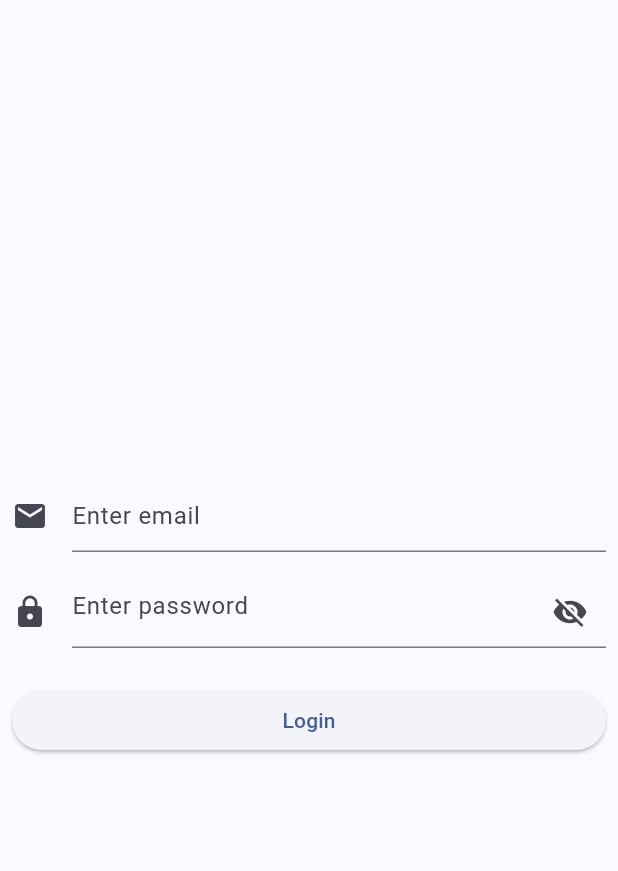
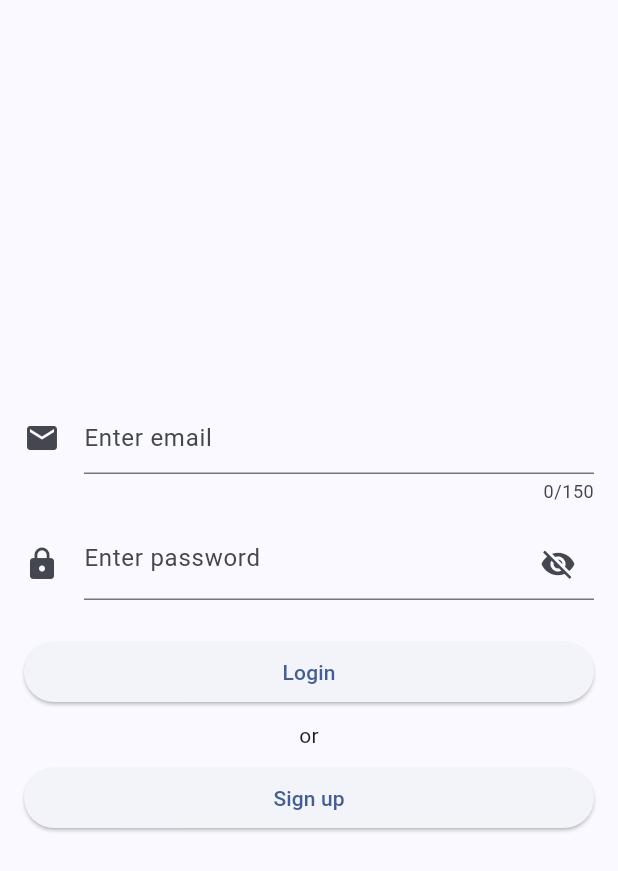
Before and after one commit to mehroshandroid/unicode_todo, a Flutter app: the screen it shows after launch, on a phone screen of 412 x 824 dp. Shown: the top 871 px of the screen. Run offline on Flutter 3.47's test engine with Material 3 defaults, Android fonts, the phone set to English and light mode, and no system bars; our stand-ins replace cloud_firestore, firebase_auth, firebase_core, flutter_riverpod, fluttertoast, hive and 2 more; missing offline and left inert: workmanager; accounts and stored records are empty; generated files the repository leaves out were written again.

Commit message:
login and sign up added log out added in settings

```diff
--- a/assets/languages/ar.json
+++ b/assets/languages/ar.json
@@ -7,5 +7,6 @@
   "add_todo_item": "Aأضف مهمة",
   "enter_valid_task": "يرجى إدخال مهمة صالحة.",
   "settings": "إعدادات التطبيق",
-  "clear_all_tasks": "مسح جميع العناصر المطلوب القيام بها"
+  "clear_all_tasks": "مسح جميع العناصر المطلوب القيام بها",
+  "sign_up": "اشتراك"
 }
--- a/assets/languages/en.json
+++ b/assets/languages/en.json
@@ -7,5 +7,6 @@
   "add_todo_item": "Add todo item",
   "enter_valid_task": "Please enter a valid task.",
   "settings": "Settings",
-  "clear_all_tasks": "Clear all tasks"
+  "clear_all_tasks": "Clear all tasks",
+  "sign_up": "Sign up"
 }
--- /dev/null
+++ b/lib/data/generic_response_model.dart
@@ -0,0 +1,4 @@
+class GenericResponse {
+  bool success = false;
+  String errorMessage = "";
+}
--- a/lib/main.dart
+++ b/lib/main.dart
@@ -1,10 +1,13 @@
+import 'package:firebase_auth/firebase_auth.dart';
 import 'package:firebase_core/firebase_core.dart';
 import 'package:flutter/material.dart';
 import 'package:flutter_localizations/flutter_localizations.dart';
 import 'package:flutter_riverpod/flutter_riverpod.dart';
 import 'package:hive_flutter/hive_flutter.dart';
+import 'package:shared_preferences/shared_preferences.dart';
 import 'package:unicode_todo/core/app_localizations.dart';
 import 'package:unicode_todo/ui/dashboard/dashboard_provider.dart';
+import 'package:unicode_todo/ui/dashboard/dashboard_screen.dart';
 import 'package:unicode_todo/ui/login/login_screen.dart';
 import 'package:workmanager/workmanager.dart';
 import 'firebase_options.dart';
@@ -35,15 +38,15 @@
     frequency: const Duration(hours: 6),
   );
 
-  runApp(const ProviderScope(child: MyApp()) );
+  runApp(const ProviderScope(child: MyApp()));
 }
 
-class MyApp extends StatelessWidget {
+class MyApp extends ConsumerWidget {
   const MyApp({super.key});
 
   // This widget is the root of your application.
   @override
-  Widget build(BuildContext context) {
+  Widget build(BuildContext context, WidgetRef ref) {
     return MaterialApp(
       title: 'Todo',
       theme: ThemeData(
@@ -70,7 +73,16 @@
         GlobalMaterialLocalizations.delegate,
         GlobalWidgetsLocalizations.delegate,
       ],
-      home: LoginScreen(),
+      home: _checkUserLoggedIn() ? DashboardScreen() : LoginScreen(),
     );
   }
+
+  bool _checkUserLoggedIn() {
+    User? user = FirebaseAuth.instance.currentUser;
+    if (user != null) {
+      return true;
+    } else {
+      return false;
+    }
+  }
 }
--- a/lib/ui/login/login_provider.dart
+++ b/lib/ui/login/login_provider.dart
@@ -1,4 +1,12 @@
+import 'package:firebase_auth/firebase_auth.dart';
 import 'package:flutter_riverpod/flutter_riverpod.dart';
+
+import 'login_view_model.dart';
 
 final passwordVisibilityProvider =
     StateProvider.autoDispose<bool>((ref) => false);
+final toggleProgressLogin = StateProvider.autoDispose<bool>((ref) => false);
+final toggleProgressSignup = StateProvider.autoDispose<bool>((ref) => false);
+final firebaseAuth = Provider((ref) => FirebaseAuth.instance);
+var loginViewModelProvider =
+    Provider((ref) => LoginViewModel(ref.read(firebaseAuth)));
--- a/lib/ui/login/login_screen.dart
+++ b/lib/ui/login/login_screen.dart
@@ -1,20 +1,26 @@
+import 'package:firebase_auth/firebase_auth.dart';
+import 'package:flutter/foundation.dart';
 import 'package:flutter/material.dart';
 import 'package:flutter_riverpod/flutter_riverpod.dart';
 import 'package:unicode_todo/core/app_localizations.dart';
+import 'package:unicode_todo/utils/nav_utils.dart';
 
+import '../../data/generic_response_model.dart';
 import '../../utils/display_utils.dart';
 import '../dashboard/dashboard_screen.dart';
 import 'login_provider.dart';
 
 class LoginScreen extends ConsumerWidget {
-  final TextEditingController emailController = TextEditingController();
-  final TextEditingController passwordController = TextEditingController();
+  final TextEditingController _emailController = TextEditingController();
+  final TextEditingController _passController = TextEditingController();
 
   LoginScreen({super.key});
 
   @override
   Widget build(BuildContext context, WidgetRef ref) {
     final isPasswordVisible = ref.watch(passwordVisibilityProvider);
+    final isLoginLoading = ref.watch(toggleProgressLogin);
+    final isSignUpLoading = ref.watch(toggleProgressSignup);
 
     return Scaffold(
       body: SingleChildScrollView(
@@ -24,18 +30,20 @@ class LoginScreen extends ConsumerWidget {
             mainAxisAlignment: MainAxisAlignment.center,
             children: [
               Padding(
-                padding: const EdgeInsets.all(8.0),
+                padding: const EdgeInsets.all(16.0),
                 child: Column(
                   children: [
                     SizedBox(
                       width: double.infinity,
                       child: TextField(
+                        maxLength: 150,
+                        keyboardType: TextInputType.emailAddress,
                         decoration: InputDecoration(
                           icon: const Icon(Icons.email),
                           hintText: AppLocalizations.of(context)!
                               .translate('enter_email'),
                         ),
-                        controller: emailController,
+                        controller: _emailController,
                       ),
                     ),
                     const SizedBox(height: 16.0),
@@ -60,19 +68,40 @@ class LoginScreen extends ConsumerWidget {
                           ),
                         ),
                         obscureText: !isPasswordVisible,
-                        controller: passwordController,
+                        controller: _passController,
                       ),
                     ),
                     const SizedBox(height: 24.0),
+                    if (isLoginLoading)
+                      const CircularProgressIndicator()
+                    else
                       SizedBox(
                         width: double.infinity,
                         child: ElevatedButton(
                           onPressed: () {
                             // Add login logic here
-                          clearStackNavigate(context, DashboardScreen());
+                            _loginUser(context, ref, true);
                           },
                           child: Text(
                               AppLocalizations.of(context)!.translate('login')),
+                        ),
+                      ),
+                    const SizedBox(height: 8.0),
+                    const Text("or"),
+                    const SizedBox(height: 8.0),
+                    if (isSignUpLoading)
+                      const CircularProgressIndicator()
+                    else
+                      SizedBox(
+                        width: double.infinity,
+                        child: ElevatedButton(
+                          onPressed: () {
+                            // Add login logic here
+                            //add logic for sign Up
+                            _loginUser(context, ref, false);
+                          },
+                          child: Text(AppLocalizations.of(context)!
+                              .translate('sign_up')),
                         ),
                       ),
                   ],
@@ -84,4 +113,46 @@ class LoginScreen extends ConsumerWidget {
       ),
     );
   }
+
+  void _loginUser(BuildContext context, WidgetRef ref, bool isLogin) async {
+    var viewModel = ref.read(loginViewModelProvider);
+    Map validation =
+        viewModel.validateFields(_emailController.text, _passController.text);
+    if (validation['success'] as bool) {
+      if (isLogin) {
+        ref.read(toggleProgressLogin.notifier).state = true;
+      } else {
+        ref.read(toggleProgressSignup.notifier).state = true;
       }
+      GenericResponse result;
+      if (isLogin) {
+        result = await viewModel.logInUser(
+          _emailController.text,
+          _passController.text,
+        );
+      } else {
+        result = await viewModel.registerUser(_emailController.text,
+            _passController.text, ref.read(firebaseAuth));
+      }
+      ref.read(toggleProgressLogin.notifier).state = false;
+      ref.read(toggleProgressSignup.notifier).state = false;
+      if (result.success) {
+        //proceed to home screen
+        if (context.mounted) {
+          User? user = ref.read(firebaseAuth).currentUser;
+          if (user == null) {
+            viewModel.storeUserUid(user?.uid != null ? user!.uid : "");
+          }
+          clearStackNavigate(context, DashboardScreen());
+        }
+      } else {
+        DisplayUtils.showErrorToast(result.errorMessage);
+      }
+    } else {
+      if (kDebugMode) {
+        print(validation['message']);
+      }
+      DisplayUtils.showErrorToast(validation['message']);
+    }
+  }
+}
--- a/pubspec.yaml
+++ b/pubspec.yaml
@@ -44,6 +44,8 @@ dependencies:
   firebase_auth: ^5.2.0
   cloud_firestore: ^5.3.0
   workmanager: ^0.5.2
+  fluttertoast: ^8.2.2
+  shared_preferences: ^2.2.3
 
 dev_dependencies:
   flutter_test:
```
Also changed, not shown: lib/ui/dashboard/dashboard_screen.dart (+15 -9 lines), lib/ui/login/login_view_model.dart (added, +117 -0 lines), lib/ui/settings/settings_screen.dart (+16 -0 lines), lib/utils/display_utils.dart (+34 -16 lines), lib/utils/nav_utils.dart (added, +19 -0 lines), pubspec.lock, 1 other file. Lines whose indentation alone changed are shown as unchanged.
